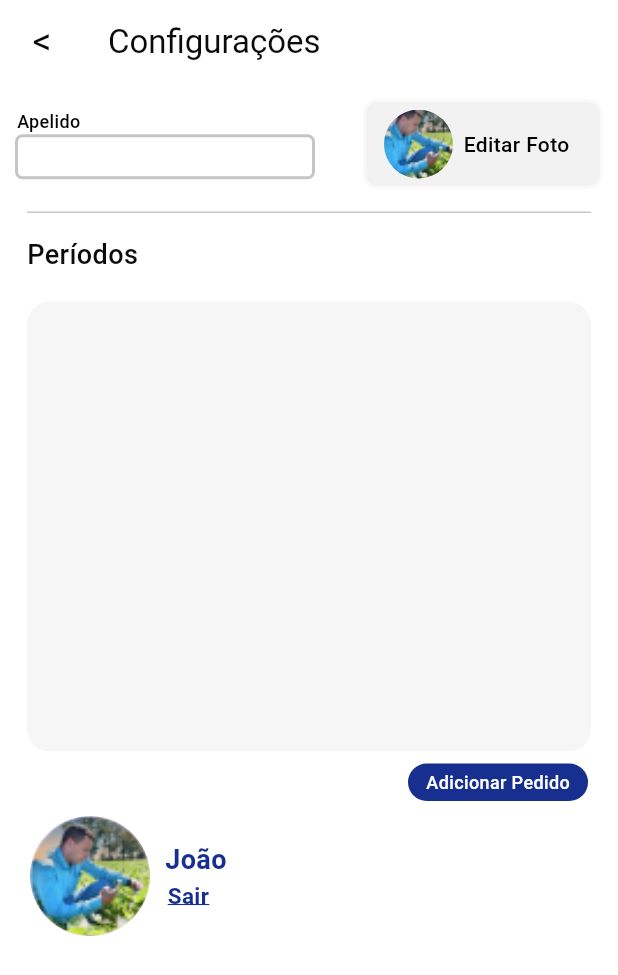
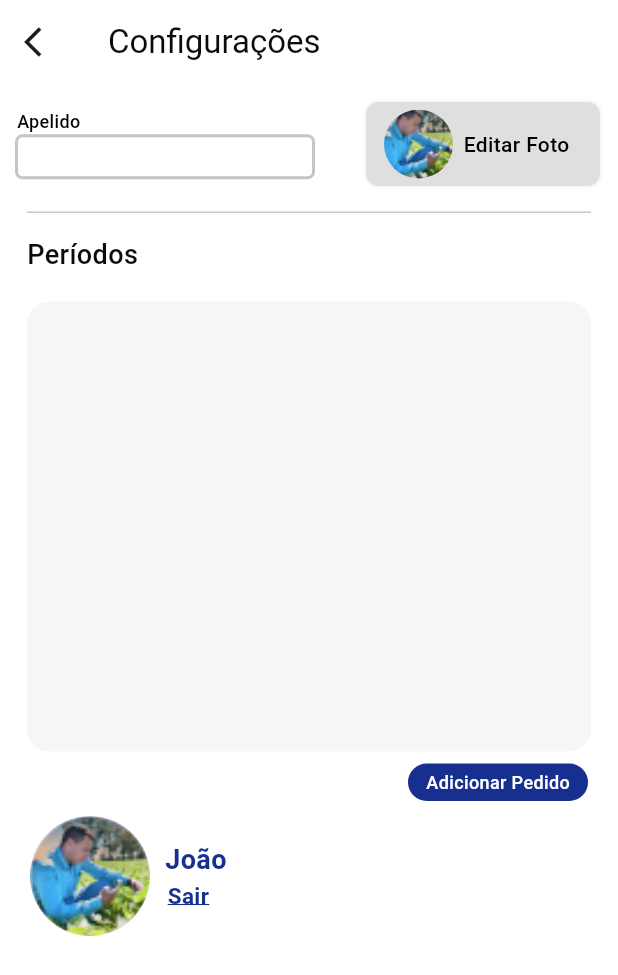
Before and after one commit to Augustob790/CRUD-Flutter, a Flutter app: the screen it shows after launch, on a phone screen of 412 x 824 dp. Shown: the top 975 px of the screen. Run offline on Flutter 3.47's test engine with Material 3 defaults, Android fonts, the phone set to English and light mode, and no system bars; our stand-ins replace sqflite, table_calendar; accounts and stored records are empty; Roboto replaces fonts that are missing (Manrope).

Commit message:
fix: fix icons

```diff
--- a/lib/presentation/pages/home_page.dart
+++ b/lib/presentation/pages/home_page.dart
@@ -43,14 +43,10 @@ class _NoteListScreenState extends State<NoteListScreen> {
           font: FontWeight.w400,
           size: 22,
         ),
-        leading: TextButton(
+        leading: IconButton(
+        icon: Icon(Icons.arrow_back_ios),
           onPressed: () {},
-          child: Manrope(
-            text: "<",
-            color: Color.fromARGB(255, 12, 11, 11),
-            font: FontWeight.w400,
-            size: 25,
-          ),
+
         ),
       ),
       body: SingleChildScrollView(
@@ -92,7 +88,7 @@ class _NoteListScreenState extends State<NoteListScreen> {
                       height: 60,
                       width: 160,
                       decoration: BoxDecoration(
-                        color: Color.fromARGB(172, 236, 236, 237),
+                        color: Color.fromARGB(140, 197, 197, 197),
                         border: Border.all(
                             color: Color.fromARGB(255, 251, 248, 248),
                             width: 2),
@@ -102,8 +98,7 @@ class _NoteListScreenState extends State<NoteListScreen> {
                       child: Row(
                         children: [
                           Padding(
-                            padding: EdgeInsets.only(
-                                top: 5.0, bottom: 5.0, left: 5.0),
+                            padding: EdgeInsets.only(top: 5.0, bottom: 5.0, left: 5.0),
                             child: CircleAvatar(
                             radius: 30,
                              backgroundImage: AssetImage(ImageConstant.imageNotFound),
--- a/lib/views/widgets/dropdown.dart
+++ b/lib/views/widgets/dropdown.dart
@@ -15,7 +15,7 @@ class DropdownButtonForm extends StatelessWidget {
     return DropdownButtonFormField<String>(
       validator: validator,
       icon: const Icon(
-        Icons.arrow_drop_down,
+        Icons.keyboard_arrow_down,
         color: Colors.black,
       ),
       decoration: const InputDecoration(border: InputBorder.none),
```
